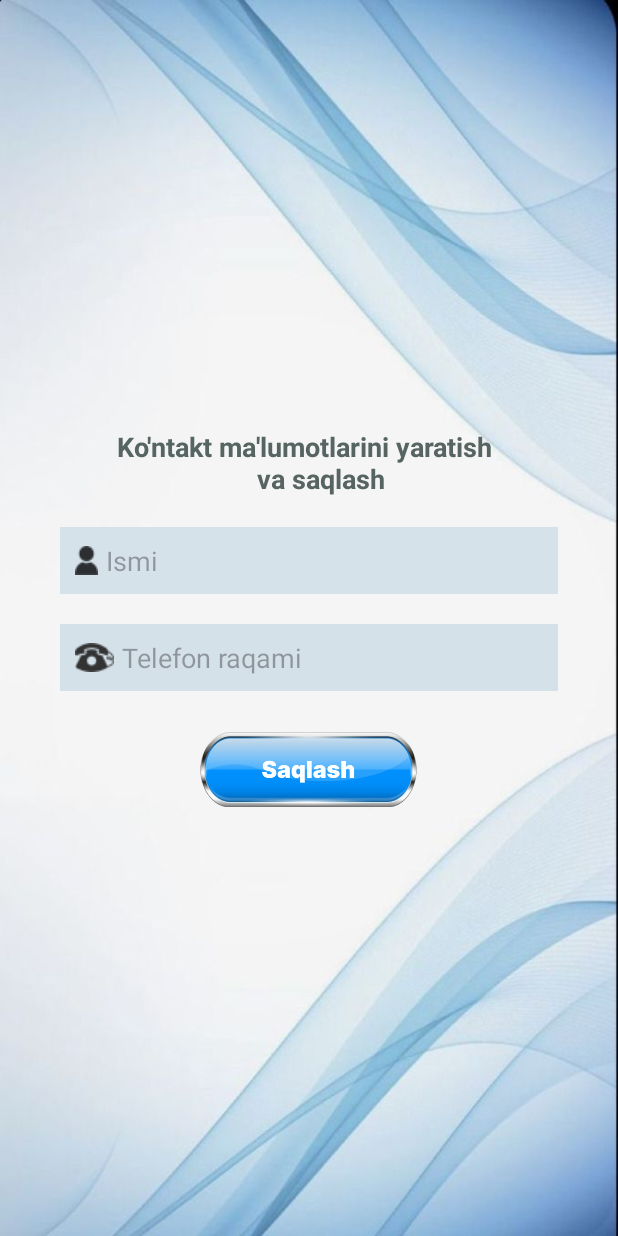
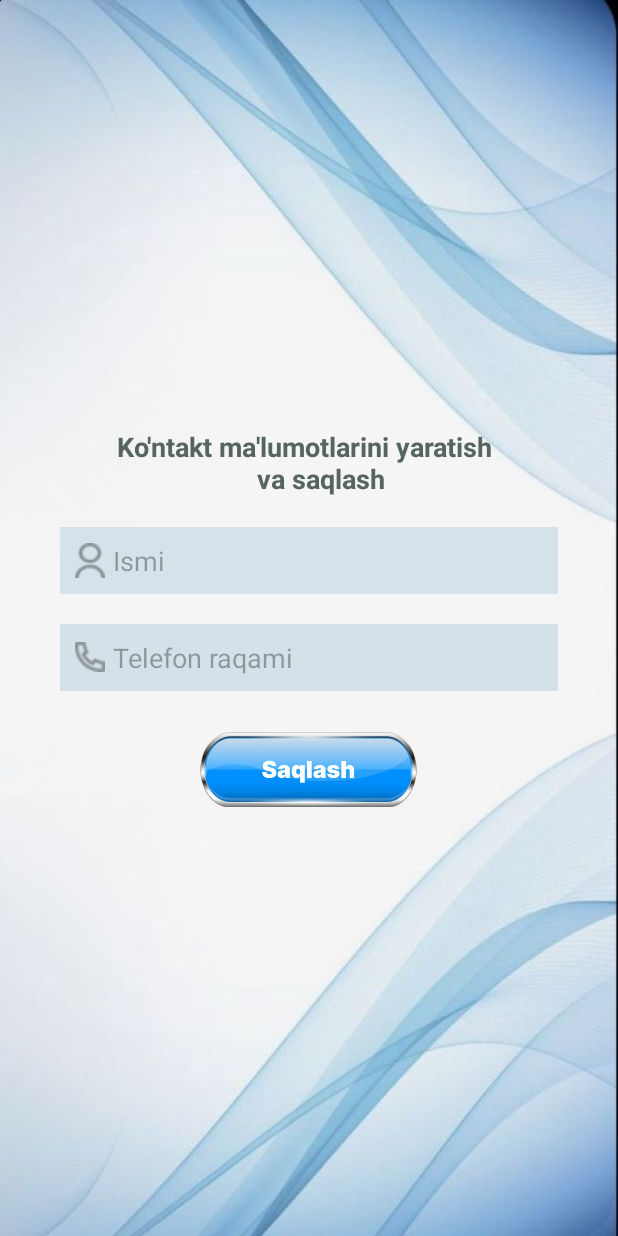
Before and after one commit to iscohacker/Contact-App-Simple, an Android app: the screen it shows after launch (AddActivity), after a tap on an icon or button, on a phone screen of 412 x 824 dp. Run offline under Robolectric (Android 15) with nearby library versions, the phone set to English and light mode, and no system bars.

Commit message:
Contact App Simple

```diff
--- a/app/src/main/res/layout/activity_add.xml
+++ b/app/src/main/res/layout/activity_add.xml
@@ -26,7 +26,7 @@
         android:layout_marginTop="20dp"
         android:layout_marginBottom="10dp"
         android:background="#D5E2EA"
-        android:drawableStart="@drawable/ic_contact"
+        android:drawableStart="@drawable/issim"
         android:drawablePadding="5dp"
         android:hint="Ismi"
         android:importantForAutofill="no"
@@ -35,7 +35,6 @@
         android:padding="10dp"
         android:textColor="@color/black"
         android:textSize="18sp" />
-
     <EditText
         android:id="@+id/edtPhone"
         android:layout_width="match_parent"
@@ -43,7 +42,7 @@
         android:layout_marginHorizontal="40dp"
         android:layout_marginTop="10dp"
         android:background="#D4E1E9"
-        android:drawableStart="@drawable/ic_phone"
+        android:drawableStart="@drawable/nuu"
         android:drawablePadding="5dp"
         android:hint="Telefon raqami"
         android:importantForAutofill="no"
--- a/app/src/main/res/layout/item_dilog.xml
+++ b/app/src/main/res/layout/item_dilog.xml
@@ -25,7 +25,7 @@
                 android:layout_marginHorizontal="35dp"
                 android:layout_marginBottom="10dp"
                 android:background="#B6DFF6"
-                android:drawableStart="@drawable/ic_contact"
+                android:drawableStart="@drawable/issim"
                 android:drawablePadding="5dp"
                 android:hint="@string/yangi_ismi"
                 android:importantForAutofill="no"
@@ -42,7 +42,7 @@
                 android:layout_marginHorizontal="35dp"
                 android:layout_marginTop="5dp"
                 android:background="#B6DFF6"
-                android:drawableStart="@drawable/ic_phone"
+                android:drawableStart="@drawable/nuu"
                 android:drawablePadding="5dp"
                 android:hint="@string/yangi_telefon_raqam"
                 android:importantForAutofill="no"
--- a/app/src/main/res/menu/my_menu.xml
+++ b/app/src/main/res/menu/my_menu.xml
@@ -4,6 +4,6 @@
         android:title="Kontaktni o'chirish"
         android:id="@+id/menu_delete" />
     <item
-        android:title="@string/edit_contact"
+        android:title="Kontaktni tahrirlash"
         android:id="@+id/menu_edit" />
 </menu>
```
Also changed, not shown: app/src/main/res/drawable/issim.png (added), app/src/main/res/drawable/nuu.png (added).
